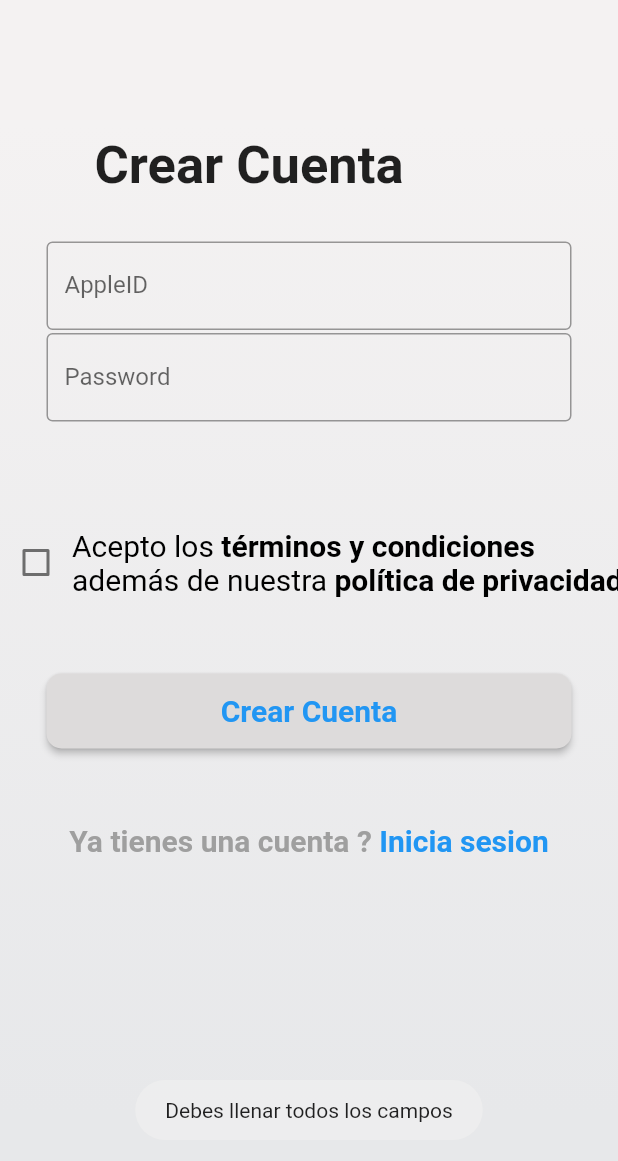
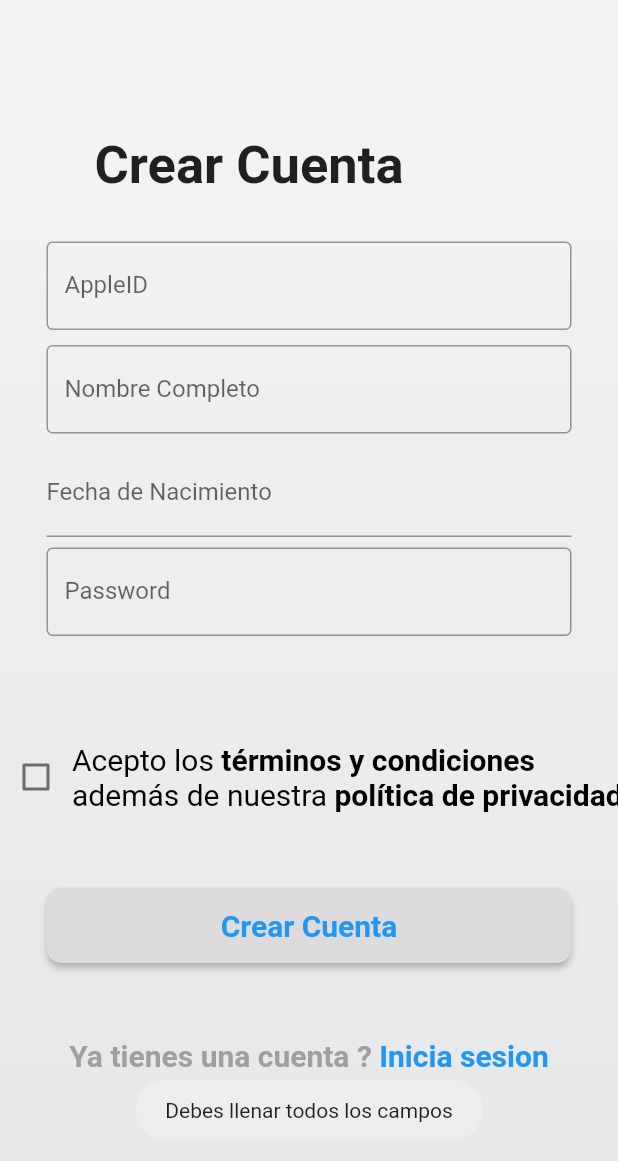
Before and after one commit to vrakicode/dam2_cuystore_flutter, a Flutter app: the RegisterPage screen opened by its route, after a tap on "Crear Cuenta", on a phone screen of 412 x 824 dp. Shown: the top 1161 px of the screen. Run offline on Flutter 3.47's test engine with Material 2 defaults, Android fonts, the phone set to English and light mode, and no system bars; drawn by our look-alikes of flutter_form_builder; our stand-ins replace auth_buttons, firebase_auth, firebase_core, fluttertoast, form_builder_validators; accounts and stored records are empty.

Commit message:
modificando la pagina de registro(nombre, edad)

```diff
--- a/lib/pages/register_page.dart
+++ b/lib/pages/register_page.dart
@@ -1,5 +1,7 @@
 import 'package:flutter/gestures.dart';
 import 'package:flutter/material.dart';
+import 'package:flutter_form_builder/flutter_form_builder.dart';
+import 'package:form_builder_validators/form_builder_validators.dart';
 import 'package:proyecto_flutter/widgets/button_login.dart';
 import 'package:proyecto_flutter/widgets/text_field_login.dart';
 import 'package:firebase_auth/firebase_auth.dart';
@@ -14,10 +16,13 @@ class RegisterPage extends StatefulWidget {
 }
 
 class _RegisterPageState extends State<RegisterPage> {
+  final _formKey = GlobalKey<FormBuilderState>();
   bool termsChecked = false;
   final FirebaseAuth _auth = FirebaseAuth.instance;
   TextEditingController emailController = TextEditingController();
   TextEditingController passwordController = TextEditingController();
+  TextEditingController fullNameController = TextEditingController();
+  TextEditingController dobController = TextEditingController();
   Future<void> _registerWithEmailAndPassword(String email, String password) async {
     try {
       UserCredential userCredential = await _auth.createUserWithEmailAndPassword(
@@ -79,7 +84,36 @@ class _RegisterPageState extends State<RegisterPage> {
                   ),
                 ),
               ),
-              const SizedBox(height: 2),
+              const SizedBox(height: 10,),
+              SizedBox(
+                width: 350,
+                child: TextFieldLogin(label: 'Nombre Completo',
+                hintText: 'Ingrese su nombre completo',
+                obscureText: false,
+                controller: fullNameController,),
+              ),
+              const SizedBox(height: 10),
+              FormBuilder(
+                key: _formKey,
+                child: Column(
+                  children: [
+                    SizedBox(
+                      width: 350,
+                      child: FormBuilderDateTimePicker(
+                        name: 'dob',
+                        inputType: InputType.date,
+                        controller: dobController,
+                        decoration: const InputDecoration(
+                          labelText: 'Fecha de Nacimiento',
+                        ),
+                        validator: FormBuilderValidators.required(),
+                      ),
+                    ),
+                    const SizedBox(height: 7),
+                    // ... (existing code)
+                  ],
+                ),
+              ),
               SizedBox(
                 width: 350,
                 child: TextFieldLogin(label: 'Password',
@@ -143,7 +177,9 @@ class _RegisterPageState extends State<RegisterPage> {
                         String password = passwordController.text;
 
                         _registerWithEmailAndPassword(email, password);
-
+                        Fluttertoast.showToast(
+                            msg: "Cuenta creada con exito",
+                        );
                       }else{
                         Fluttertoast.showToast(
                             msg: "Debes aceptar los terminos y condiciones",
--- a/pubspec.yaml
+++ b/pubspec.yaml
@@ -42,6 +42,8 @@ dependencies:
   intl: ^0.18.1
   auth_buttons: ^3.0.2
   firebase_auth: ^4.10.1
+  flutter_form_builder: ^9.1.1
+  form_builder_validators: ^9.1.0
 dev_dependencies:
   flutter_test:
     sdk: flutter
```
Also changed, not shown: pubspec.lock.
